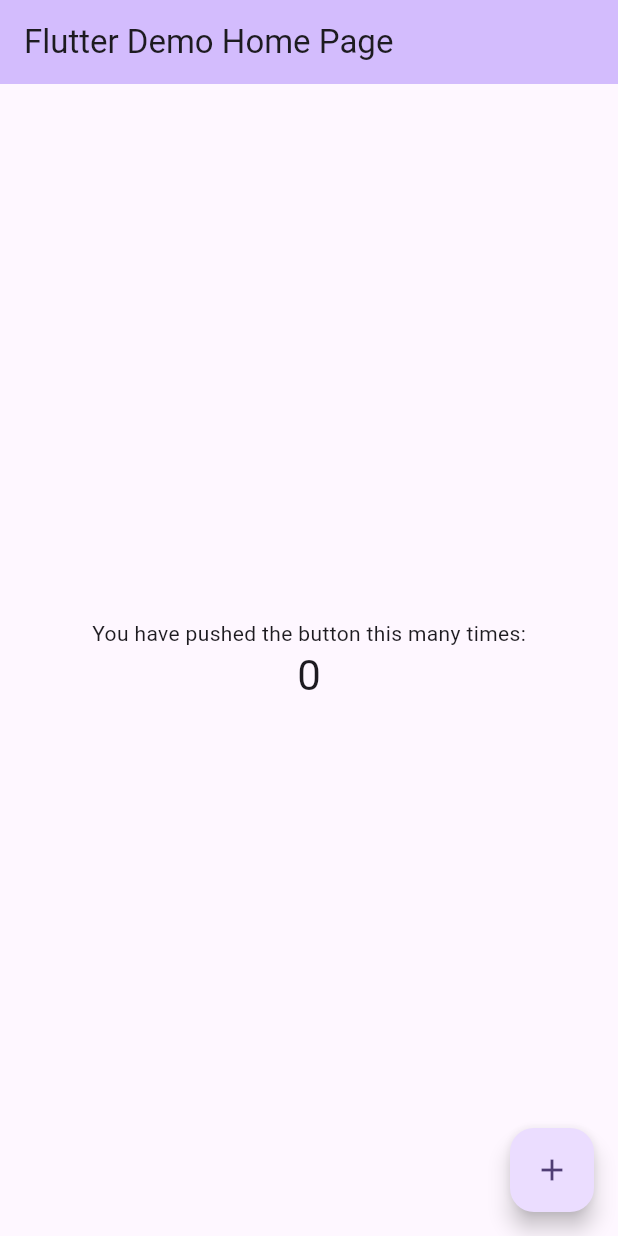
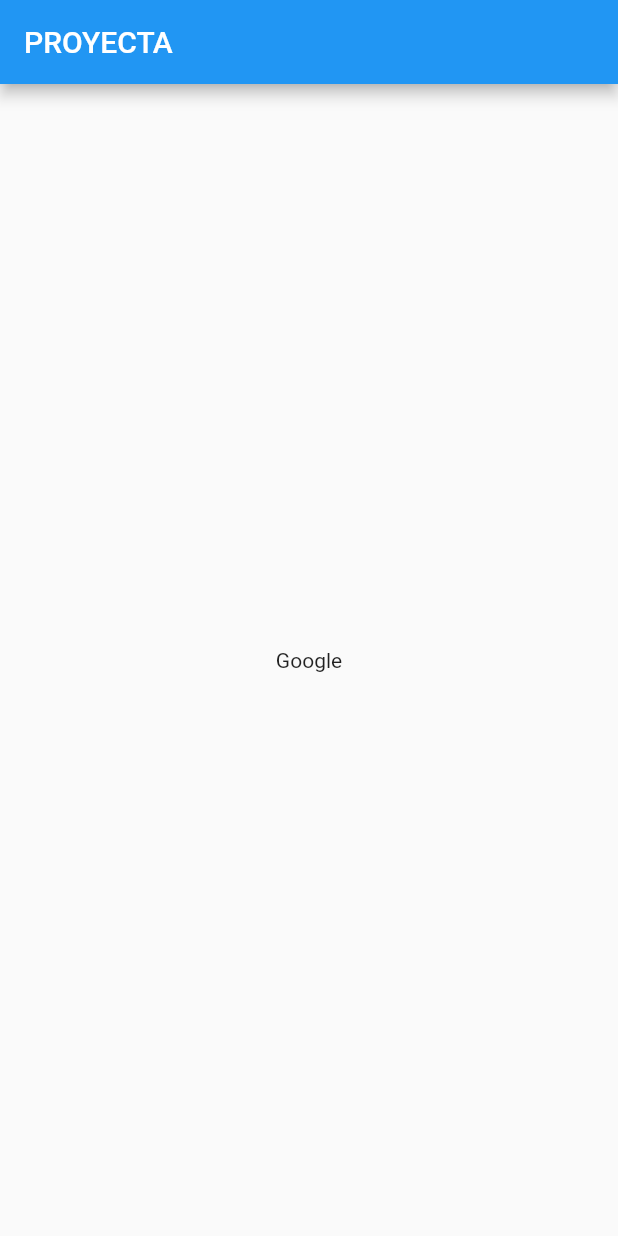
Before and after one commit to AdrianLino/PROYECTA, a Flutter app: the screen it shows after launch, on a phone screen of 412 x 824 dp. Run offline on Flutter 3.47's test engine with Material 2 defaults, Android fonts, the phone set to English and light mode, and no system bars; our stand-ins replace firebase_core; accounts and stored records are empty; generated files the repository leaves out were written again.

Commit message:
inicializacion del proyecto

```diff
--- a/lib/main.dart
+++ b/lib/main.dart
@@ -1,4 +1,5 @@
 import 'package:flutter/material.dart';
+import 'package:proyecta/src/presentation/pages/auth/login/login_page.dart';
 import 'firebase_options.dart';
 import 'package:firebase_core/firebase_core.dart';
 
@@ -17,115 +18,9 @@ class MyApp extends StatelessWidget {
   @override
   Widget build(BuildContext context) {
     return MaterialApp(
+      debugShowCheckedModeBanner: false,
       title: 'Flutter Demo',
-      theme: ThemeData(
-        // This is the theme of your application.
-        //
-        // TRY THIS: Try running your application with "flutter run". You'll see
-        // the application has a blue toolbar. Then, without quitting the app,
-        // try changing the seedColor in the colorScheme below to Colors.green
-        // and then invoke "hot reload" (save your changes or press the "hot
-        // reload" button in a Flutter-supported IDE, or press "r" if you used
-        // the command line to start the app).
-        //
-        // Notice that the counter didn't reset back to zero; the application
-        // state is not lost during the reload. To reset the state, use hot
-        // restart instead.
-        //
-        // This works for code too, not just values: Most code changes can be
-        // tested with just a hot reload.
-        colorScheme: ColorScheme.fromSeed(seedColor: Colors.deepPurple),
-        useMaterial3: true,
-      ),
-      home: const MyHomePage(title: 'Flutter Demo Home Page'),
+      home: LoginPage(), // Usando el nuevo widget aquí
     );
   }
 }
-
-class MyHomePage extends StatefulWidget {
-  const MyHomePage({super.key, required this.title});
-
-  // This widget is the home page of your application. It is stateful, meaning
-  // that it has a State object (defined below) that contains fields that affect
-  // how it looks.
-
-  // This class is the configuration for the state. It holds the values (in this
-  // case the title) provided by the parent (in this case the App widget) and
-  // used by the build method of the State. Fields in a Widget subclass are
-  // always marked "final".
-
-  final String title;
-
-  @override
-  State<MyHomePage> createState() => _MyHomePageState();
-}
-
-class _MyHomePageState extends State<MyHomePage> {
-  int _counter = 0;
-
-  void _incrementCounter() {
-    setState(() {
-      // This call to setState tells the Flutter framework that something has
-      // changed in this State, which causes it to rerun the build method below
-      // so that the display can reflect the updated values. If we changed
-      // _counter without calling setState(), then the build method would not be
-      // called again, and so nothing would appear to happen.
-      _counter++;
-    });
-  }
-
-  @override
-  Widget build(BuildContext context) {
-    // This method is rerun every time setState is called, for instance as done
-    // by the _incrementCounter method above.
-    //
-    // The Flutter framework has been optimized to make rerunning build methods
-    // fast, so that you can just rebuild anything that needs updating rather
-    // than having to individually change instances of widgets.
-    return Scaffold(
-      appBar: AppBar(
-        // TRY THIS: Try changing the color here to a specific color (to
-        // Colors.amber, perhaps?) and trigger a hot reload to see the AppBar
-        // change color while the other colors stay the same.
-        backgroundColor: Theme.of(context).colorScheme.inversePrimary,
-        // Here we take the value from the MyHomePage object that was created by
-        // the App.build method, and use it to set our appbar title.
-        title: Text(widget.title),
-      ),
-      body: Center(
-        // Center is a layout widget. It takes a single child and positions it
-        // in the middle of the parent.
-        child: Column(
-          // Column is also a layout widget. It takes a list of children and
-          // arranges them vertically. By default, it sizes itself to fit its
-          // children horizontally, and tries to be as tall as its parent.
-          //
-          // Column has various properties to control how it sizes itself and
-          // how it positions its children. Here we use mainAxisAlignment to
-          // center the children vertically; the main axis here is the vertical
-          // axis because Columns are vertical (the cross axis would be
-          // horizontal).
-          //
-          // TRY THIS: Invoke "debug painting" (choose the "Toggle Debug Paint"
-          // action in the IDE, or press "p" in the console), to see the
-          // wireframe for each widget.
-          mainAxisAlignment: MainAxisAlignment.center,
-          children: <Widget>[
-            const Text(
-              'You have pushed the button this many times:',
-            ),
-            Text(
-              '$_counter',
-              style: Theme.of(context).textTheme.headlineMedium,
-            ),
-          ],
-        ),
-      ),
-      floatingActionButton: FloatingActionButton(
-        onPressed: _incrementCounter,
-        tooltip: 'Increment',
-        child: const Icon(Icons.add),
-      ), // This trailing comma makes auto-formatting nicer for build methods.
-    );
-  }
-}
--- /dev/null
+++ b/lib/src/presentation/pages/auth/login/login_page.dart
@@ -0,0 +1,16 @@
+import 'package:flutter/material.dart';
+
+class  LoginPage extends StatelessWidget {
+
+  @override
+  Widget build(BuildContext context) {
+    return Scaffold(
+      appBar: AppBar(
+        title: Text('PROYECTA'),
+      ),
+      body: Center(
+        child: Text('Google'),
+      ),
+    );
+  }
+}
--- /dev/null
+++ b/lib/src/presentation/pages/home/proyects/show/show_page.dart
@@ -0,0 +1,16 @@
+import 'package:flutter/material.dart';
+
+class  LoginPage extends StatelessWidget {
+
+  @override
+  Widget build(BuildContext context) {
+    return Scaffold(
+      appBar: AppBar(
+        title: Text('PROYECTA'),
+      ),
+      body: Center(
+        child: Text('Hola Mundo'),
+      ),
+    );
+  }
+}
```
